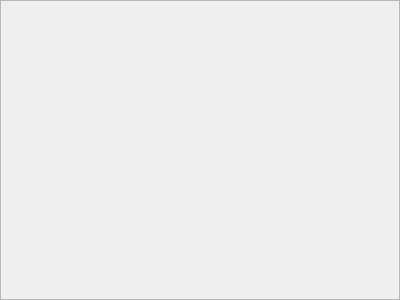
Old version of the form dossieraccepteframe.ui in the repository rsoumail/Exam-Platform.
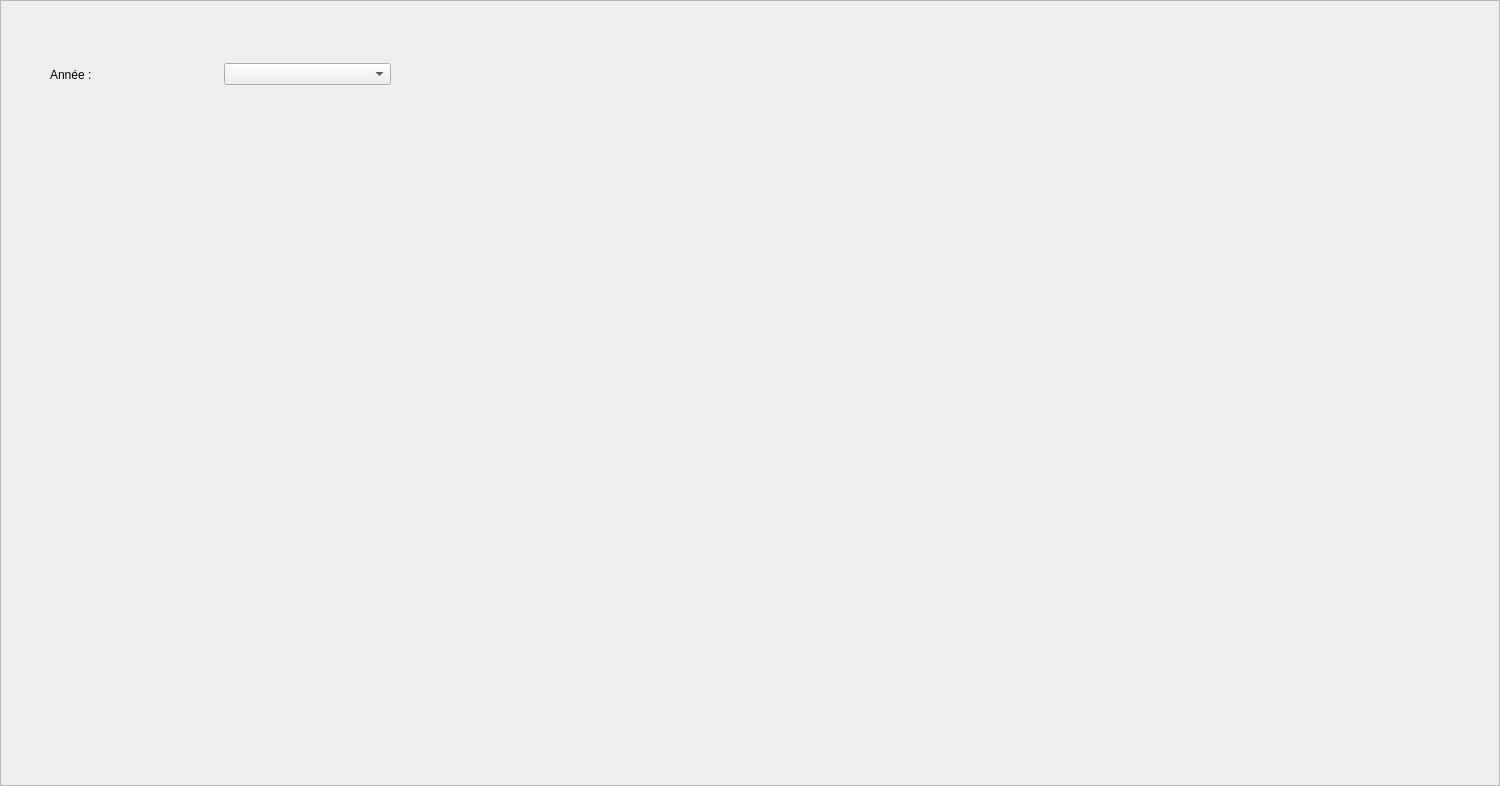
New version of the form.

```diff
--- a/dossieraccepteframe.ui
+++ b/dossieraccepteframe.ui
@@ -9,8 +9,8 @@
    <rect>
     <x>0</x>
     <y>0</y>
-    <width>400</width>
-    <height>300</height>
+    <width>1500</width>
+    <height>786</height>
    </rect>
   </property>
   <property name="frameShape">
@@ -19,5 +19,37 @@
   <property name="windowTitle">
    <string>Frame</string>
   </property>
+  <widget class="QTableWidget" name="table_dossier_accepte">
+   <property name="geometry">
+    <rect>
+     <x>50</x>
+     <y>140</y>
+     <width>1351</width>
+     <height>0</height>
+    </rect>
+   </property>
+  </widget>
+  <widget class="QWidget" name="layoutWidget">
+   <property name="geometry">
+    <rect>
+     <x>50</x>
+     <y>60</y>
+     <width>341</width>
+     <height>29</height>
+    </rect>
+   </property>
+   <layout class="QHBoxLayout" name="horizontalLayout">
+    <item>
+     <widget class="QLabel" name="label">
+      <property name="text">
+       <string>Année :</string>
+      </property>
+     </widget>
+    </item>
+    <item>
+     <widget class="QComboBox" name="comboBox"/>
+    </item>
+   </layout>
+  </widget>
  </widget>
 </ui>
```
Left out of the diff: 14 changed lines with no effect on the pictures.
